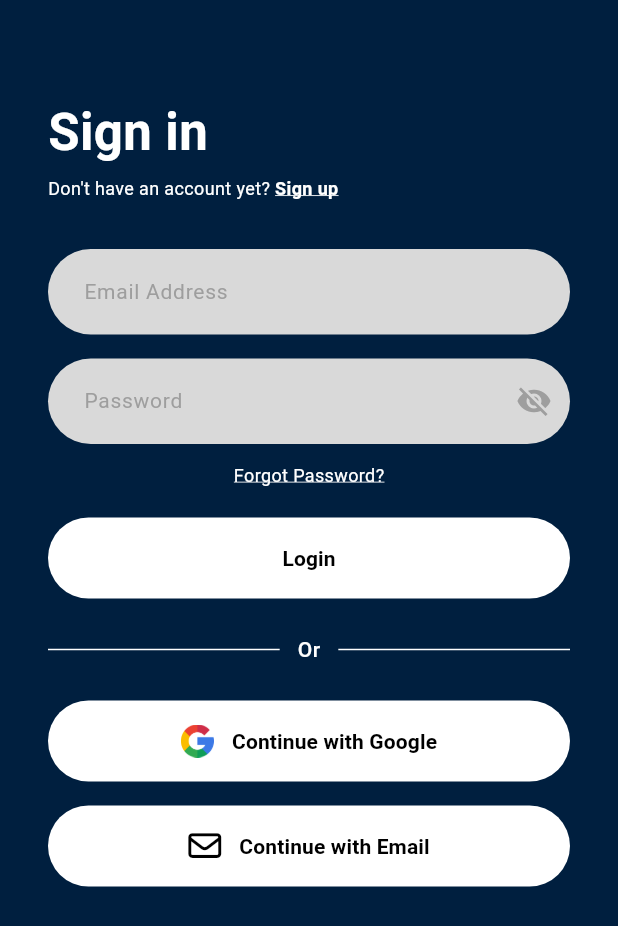
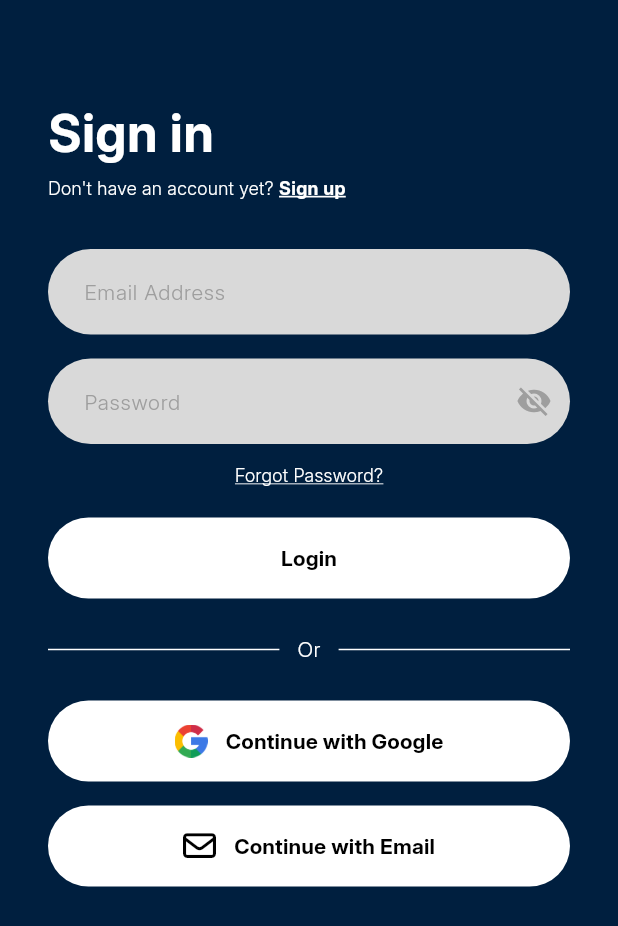
Before and after one commit to SahabatTuli/SahabatTuli-FE, a Flutter app: the screen it shows after launch, after a tap on "Continue with Email", on a phone screen of 412 x 824 dp. Shown: the top 926 px of the screen. Run offline on Flutter 3.47's test engine with Material 3 defaults, Android fonts, the phone set to English and light mode, and no system bars; our stand-ins replace flutter_tts, font_awesome_flutter, speech_to_text.

Commit message:
fix: font and logo

```diff
--- a/lib/main.dart
+++ b/lib/main.dart
@@ -15,7 +15,7 @@ class MyApp extends StatelessWidget {
       debugShowCheckedModeBanner: false,
       theme: ThemeData(
         useMaterial3: true,
-        fontFamily: 'Roboto',
+        fontFamily: 'Inter',
       ),
       home: const WelcomePage(),
     );
--- a/lib/pages/login_page.dart
+++ b/lib/pages/login_page.dart
@@ -52,7 +52,12 @@ class _LoginPageState extends State<LoginPage> {
                 children: [
                   const Text(
                     "Don't have an account yet? ",
-                    style: TextStyle(color: AppColors.white, fontSize: 12),
+                    style: TextStyle(
+                      fontFamily: 'Inter',
+                      fontWeight: FontWeight.w300,
+                      color: AppColors.white,
+                      fontSize: 12,
+                    ),
                   ),
                   GestureDetector(
                     onTap: () {
@@ -99,6 +104,8 @@ class _LoginPageState extends State<LoginPage> {
                   child: const Text(
                     'Forgot Password?',
                     style: TextStyle(
+                      fontFamily: 'Inter',
+                      fontWeight: FontWeight.w300,
                       color: AppColors.white,
                       fontSize: 12,
                       decoration: TextDecoration.underline,
--- a/lib/pages/welcome_page.dart
+++ b/lib/pages/welcome_page.dart
@@ -1,7 +1,6 @@
 import 'package:flutter/material.dart';
 import 'package:font_awesome_flutter/font_awesome_flutter.dart';
 
-import 'register_page.dart';
 import 'login_page.dart';
 
 import '../theme/app_colors.dart';
@@ -12,7 +11,12 @@ class WelcomePage extends StatelessWidget {
 
   @override
   Widget build(BuildContext context) {
-    return Scaffold(
+    return DefaultTextStyle.merge(
+      style: const TextStyle(
+        fontFamily: 'Inter',
+        fontWeight: FontWeight.w700,
+      ),
+      child: Scaffold(
         backgroundColor: AppColors.navy,
         body: SafeArea(
           child: Padding(
@@ -22,67 +26,77 @@ class WelcomePage extends StatelessWidget {
                 const Expanded(
                   child: Center(
                     child: Image(
-                    image: AssetImage('assets/images/LOGO.png'),
+                      image: AssetImage('assets/images/LogoAPP.webp'),
                       width: 220,
                       fit: BoxFit.contain,
                     ),
                   ),
                 ),
 
-              PrimaryButton(
+                SizedBox(
+                  width: 295, // naikkan ke 300–310 jika masih kurang lebar
+                  child: PrimaryButton(
                     text: 'Continue with Google',
                     imagePath: 'assets/images/google.png',
-                onPressed: () {
-                },
+                    onPressed: () {},
+                  ),
                 ),
 
-              const SizedBox(height: 16),
+                const SizedBox(height: 14),
 
-              PrimaryButton(
+                SizedBox(
+                  width: 295,
+                  child: PrimaryButton(
                     text: 'Continue with Email',
                     icon: FontAwesomeIcons.envelope,
                     onPressed: () {
                       Navigator.push(
                         context,
-                    MaterialPageRoute(builder: (context) => const LoginPage()),
+                        MaterialPageRoute(
+                          builder: (context) => const LoginPage(),
+                        ),
                       );
                     },
                   ),
+                ),
 
-              const SizedBox(height: 40),
+                const SizedBox(height: 18),
 
                 Row(
                   mainAxisAlignment: MainAxisAlignment.center,
                   children: [
                     const Text(
-                    'Dont have an account?',
-                    style: TextStyle(color: AppColors.white, fontSize: 12),
+                      'Already have an account? ',
+                      style: TextStyle(
+                        color: AppColors.white,
+                        fontSize: 12,
+                        fontWeight: FontWeight.w400,
+                      ),
                     ),
                     GestureDetector(
                       onTap: () {
                         Navigator.push(
                           context,
                           MaterialPageRoute(
-                          builder: (context) => const RegisterPage(),
+                            builder: (context) => const LoginPage(),
                           ),
                         );
                       },
                       child: const Text(
-                      'Sign Up',
+                        'Sign in',
                         style: TextStyle(
                           color: AppColors.white,
                           fontSize: 12,
-                        fontWeight: FontWeight.bold,
-                        decoration: TextDecoration.underline,
-                        decorationColor: AppColors.white,
+                          fontWeight: FontWeight.w700,
                         ),
                       ),
                     ),
                   ],
                 ),
 
-              const SizedBox(height: 32),
+                const SizedBox(height: 48),
               ],
+            ),
           ),
         ),
       ),
```
Also changed, not shown: pubspec.yaml (+8 -11 lines), assets/fonts/Inter-Bold.ttf (added), assets/fonts/Inter-Light.ttf (added), assets/fonts/Inter-SemiBold.ttf (added), assets/fonts/Inter-SemiBoldItalic.ttf (added), assets/images/LOGO.png (deleted), assets/images/LogoAPP.webp (added), pubspec.lock. Lines whose indentation alone changed are shown as unchanged.
